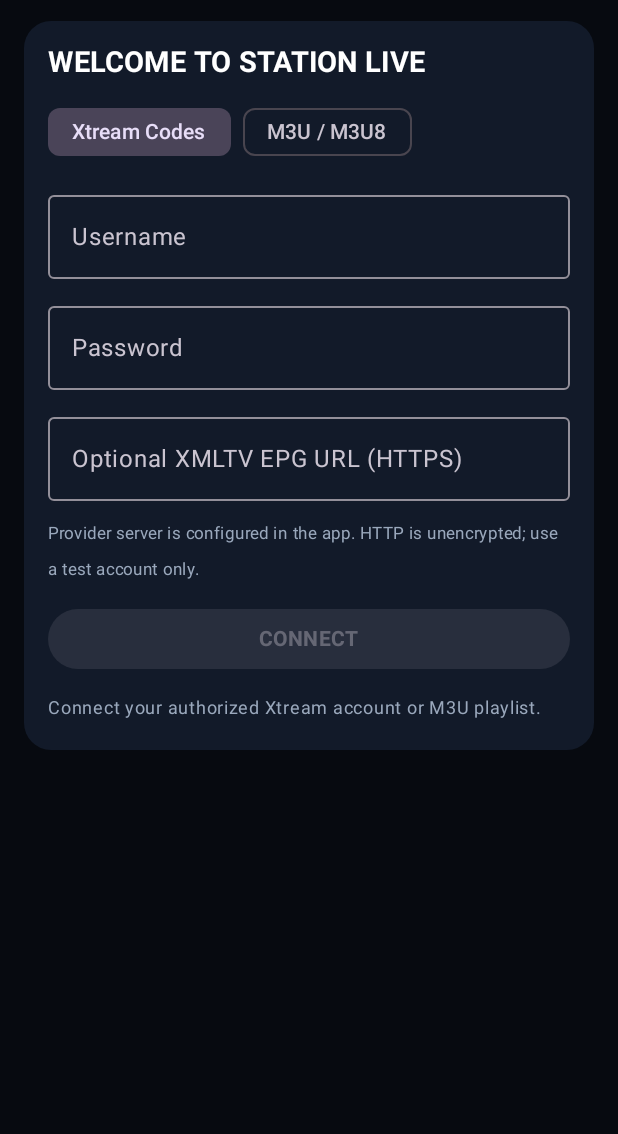
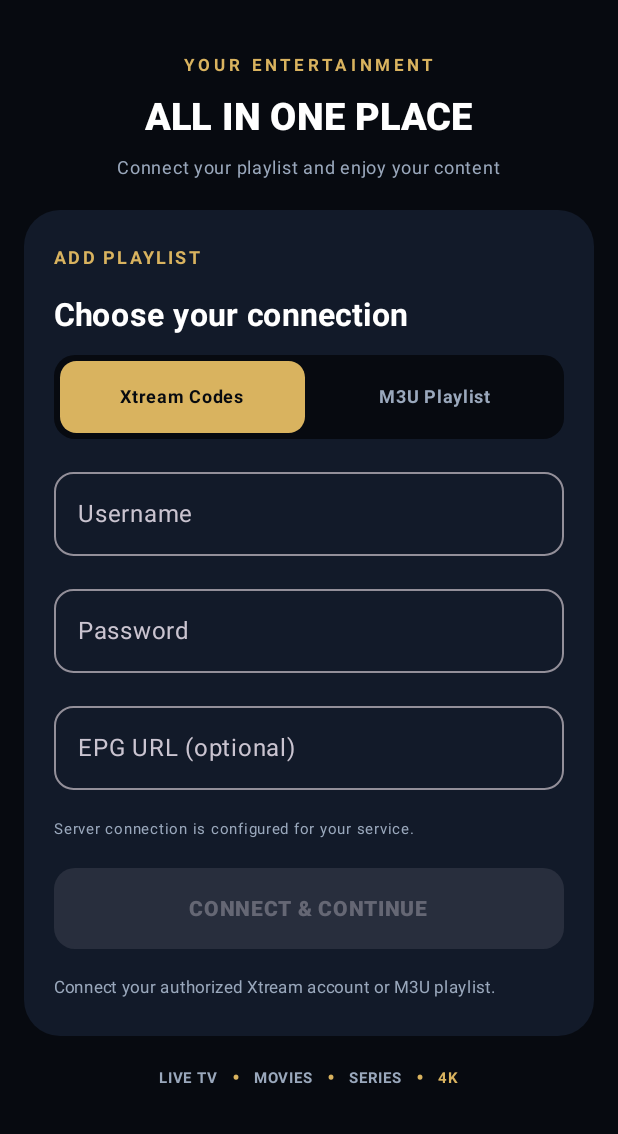
Before and after one commit to stationliveiptv/Tiviate, an Android app built with Jetpack Compose: the screen it shows after launch (MainActivity), on a phone screen of 412 x 824 dp, the part 102-1236 px from its top. Run offline under Robolectric (Android 15) with nearby library versions, the phone set to English and light mode, and no system bars; pictures from the network do not load.

Commit message:
design(android): rebuild playlist welcome screen in premium Hot Player-inspired style

```diff
--- a/android/app/src/main/java/com/stationlive/iptv4k/MainActivity.kt
+++ b/android/app/src/main/java/com/stationlive/iptv4k/MainActivity.kt
@@ -180,21 +180,71 @@ private fun StationLiveApp(
                 Spacer(Modifier.height(14.dp))
 
                 if (!connected) {
-                    Card(colors = CardDefaults.cardColors(containerColor = Panel), shape = RoundedCornerShape(18.dp)) {
-                        Column(Modifier.padding(16.dp), verticalArrangement = Arrangement.spacedBy(10.dp)) {
-                            Text("WELCOME TO STATION LIVE", color = Color.White, fontSize = 19.sp, fontWeight = FontWeight.Bold)
-                            Row(horizontalArrangement = Arrangement.spacedBy(8.dp)) {
-                                FilterChip(selected = source == SourceMode.XTREAM, onClick = { source = SourceMode.XTREAM }, label = { Text("Xtream Codes") })
-                                FilterChip(selected = source == SourceMode.M3U, onClick = { source = SourceMode.M3U }, label = { Text("M3U / M3U8") })
+                    Column(
+                        Modifier.fillMaxSize().padding(top = 18.dp),
+                        verticalArrangement = Arrangement.spacedBy(16.dp)
+                    ) {
+                        Column(Modifier.fillMaxWidth(), horizontalAlignment = Alignment.CenterHorizontally) {
+                            Text("YOUR ENTERTAINMENT", color = Gold, fontSize = 11.sp, fontWeight = FontWeight.Bold, letterSpacing = 3.sp)
+                            Spacer(Modifier.height(7.dp))
+                            Text("ALL IN ONE PLACE", color = Color.White, fontSize = 25.sp, fontWeight = FontWeight.ExtraBold, letterSpacing = 0.5.sp)
+                            Spacer(Modifier.height(7.dp))
+                            Text("Connect your playlist and enjoy your content", color = Muted, fontSize = 12.sp)
+                        }
+                        Card(
+                            modifier = Modifier.fillMaxWidth(),
+                            colors = CardDefaults.cardColors(containerColor = Panel),
+                            shape = RoundedCornerShape(24.dp)
+                        ) {
+                            Column(Modifier.padding(20.dp), verticalArrangement = Arrangement.spacedBy(14.dp)) {
+                                Text("ADD PLAYLIST", color = Gold, fontSize = 12.sp, fontWeight = FontWeight.Bold, letterSpacing = 1.5.sp)
+                                Text("Choose your connection", color = Color.White, fontSize = 21.sp, fontWeight = FontWeight.Bold)
+                                Row(
+                                    Modifier.fillMaxWidth().background(Night, RoundedCornerShape(14.dp)).padding(4.dp),
+                                    horizontalArrangement = Arrangement.spacedBy(5.dp)
+                                ) {
+                                    listOf(SourceMode.XTREAM to "Xtream Codes", SourceMode.M3U to "M3U Playlist").forEach { (mode, label) ->
+                                        Box(
+                                            Modifier.weight(1f)
+                                                .background(if (source == mode) Gold else Color.Transparent, RoundedCornerShape(11.dp))
+                                                .clickable { source = mode }
+                                                .padding(vertical = 12.dp),
+                                            contentAlignment = Alignment.Center
+                                        ) {
+                                            Text(label, color = if (source == mode) Night else Muted, fontSize = 12.sp, fontWeight = FontWeight.Bold)
+                                        }
+                                    }
                                 }
                                 if (source == SourceMode.XTREAM) {
-                                OutlinedTextField(user, { user = it }, Modifier.fillMaxWidth(), label = { Text("Username") }, singleLine = true)
-                                OutlinedTextField(pass, { pass = it }, Modifier.fillMaxWidth(), label = { Text("Password") }, singleLine = true, visualTransformation = PasswordVisualTransformation(), keyboardOptions = KeyboardOptions(keyboardType = KeyboardType.Password))
-                                OutlinedTextField(epgUrl, { epgUrl = it }, Modifier.fillMaxWidth(), label = { Text("Optional XMLTV EPG URL (HTTPS)") }, singleLine = true)
-                                Text("Provider server is configured in the app. HTTP is unencrypted; use a test account only.", color = Muted, fontSize = 11.sp)
+                                    OutlinedTextField(
+                                        user, { user = it }, Modifier.fillMaxWidth(),
+                                        label = { Text("Username") }, placeholder = { Text("Enter your username") },
+                                        singleLine = true, shape = RoundedCornerShape(13.dp)
+                                    )
+                                    OutlinedTextField(
+                                        pass, { pass = it }, Modifier.fillMaxWidth(),
+                                        label = { Text("Password") }, placeholder = { Text("Enter your password") },
+                                        singleLine = true, shape = RoundedCornerShape(13.dp),
+                                        visualTransformation = PasswordVisualTransformation(),
+                                        keyboardOptions = KeyboardOptions(keyboardType = KeyboardType.Password)
+                                    )
+                                    OutlinedTextField(
+                                        epgUrl, { epgUrl = it }, Modifier.fillMaxWidth(),
+                                        label = { Text("EPG URL (optional)") }, placeholder = { Text("https://…") },
+                                        singleLine = true, shape = RoundedCornerShape(13.dp)
+                                    )
+                                    Text("Server connection is configured for your service.", color = Muted, fontSize = 10.sp)
                                 } else {
-                                OutlinedTextField(playlistUrl, { playlistUrl = it }, Modifier.fillMaxWidth(), label = { Text("HTTPS M3U playlist URL") }, singleLine = true)
-                                OutlinedTextField(epgUrl, { epgUrl = it }, Modifier.fillMaxWidth(), label = { Text("Optional XMLTV EPG URL (HTTPS)") }, singleLine = true)
+                                    OutlinedTextField(
+                                        playlistUrl, { playlistUrl = it }, Modifier.fillMaxWidth(),
+                                        label = { Text("Playlist URL") }, placeholder = { Text("Paste your M3U / M3U8 link") },
+                                        singleLine = true, shape = RoundedCornerShape(13.dp)
+                                    )
+                                    OutlinedTextField(
+                                        epgUrl, { epgUrl = it }, Modifier.fillMaxWidth(),
+                                        label = { Text("EPG URL (optional)") }, placeholder = { Text("https://…") },
+                                        singleLine = true, shape = RoundedCornerShape(13.dp)
+                                    )
                                 }
                                 Button(
                                     onClick = {
@@ -220,10 +270,24 @@ private fun StationLiveApp(
                                         }
                                     },
                                     enabled = !busy && if (source == SourceMode.XTREAM) user.isNotBlank() && pass.isNotBlank() else playlistUrl.isNotBlank(),
-                                modifier = Modifier.fillMaxWidth(),
+                                    modifier = Modifier.fillMaxWidth().height(54.dp),
+                                    shape = RoundedCornerShape(14.dp),
                                     colors = ButtonDefaults.buttonColors(containerColor = Gold, contentColor = Night)
-                            ) { Text(if (busy) "CONNECTING…" else "CONNECT", fontWeight = FontWeight.Bold) }
-                            Text(message, color = Muted, fontSize = 12.sp)
+                                ) {
+                                    if (busy) CircularProgressIndicator(Modifier.size(18.dp), color = Night, strokeWidth = 2.dp)
+                                    else Text("CONNECT & CONTINUE", fontWeight = FontWeight.ExtraBold, letterSpacing = 0.5.sp)
+                                }
+                                Text(message, color = Muted, fontSize = 11.sp)
+                            }
+                        }
+                        Row(Modifier.fillMaxWidth(), horizontalArrangement = Arrangement.Center, verticalAlignment = Alignment.CenterVertically) {
+                            Text("LIVE TV", color = Muted, fontSize = 10.sp, fontWeight = FontWeight.Bold)
+                            Text("  •  ", color = Gold)
+                            Text("MOVIES", color = Muted, fontSize = 10.sp, fontWeight = FontWeight.Bold)
+                            Text("  •  ", color = Gold)
+                            Text("SERIES", color = Muted, fontSize = 10.sp, fontWeight = FontWeight.Bold)
+                            Text("  •  ", color = Gold)
+                            Text("4K", color = Gold, fontSize = 10.sp, fontWeight = FontWeight.Bold)
                         }
                     }
                 } else {
```
Lines whose indentation alone changed are shown as unchanged.
